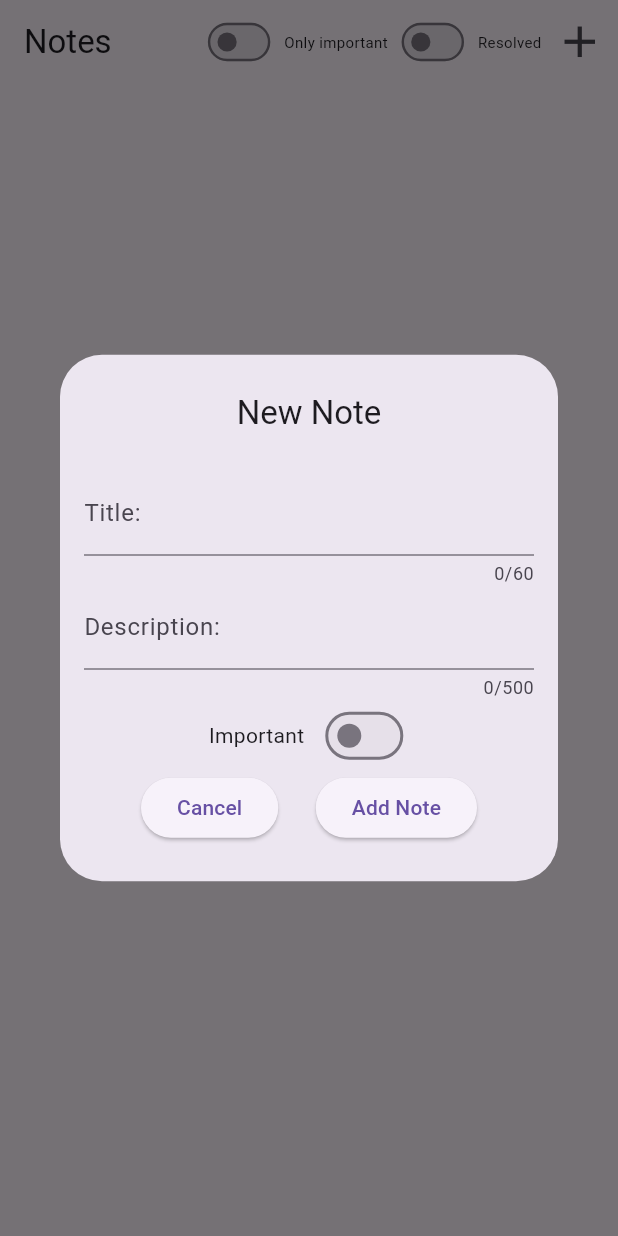
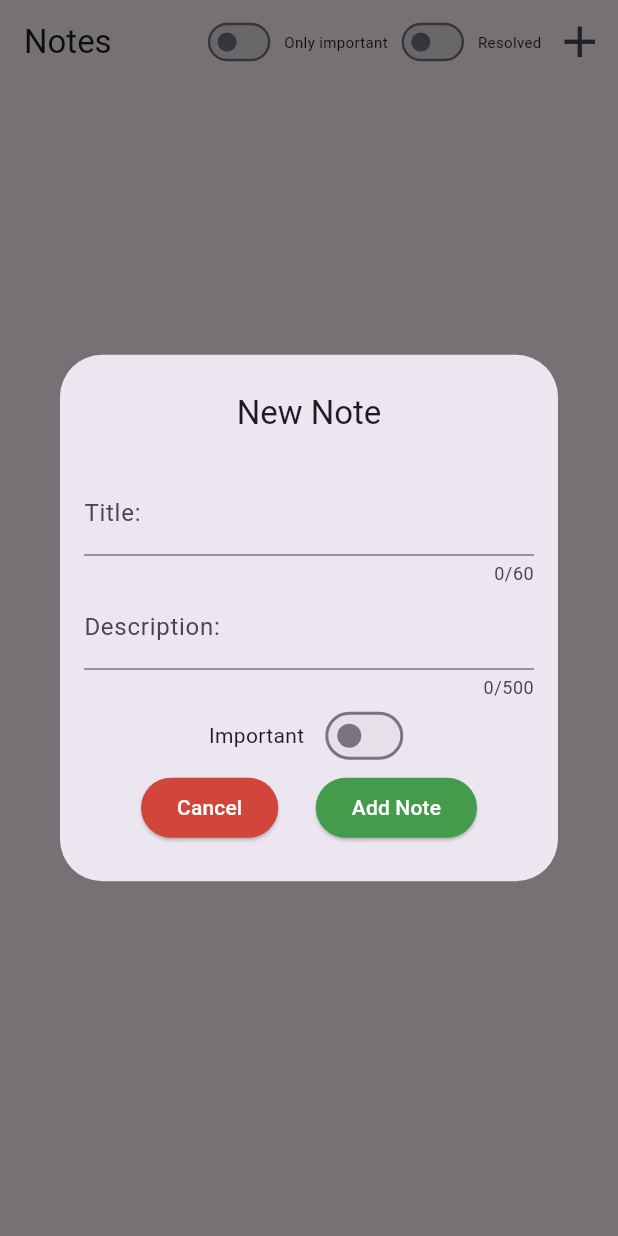
Before and after one commit to TarzanOfJungle/notes_manager, a Flutter app: the screen it shows after launch, after a tap on the "add" icon, on a phone screen of 412 x 824 dp. Run offline on Flutter 3.47's test engine with Material 3 defaults, Android fonts, the light colour scheme and no system bars; our stand-ins replace hive, hive_flutter; accounts and stored records are empty.

Commit message:
feat: added colors for dialog buttons

```diff
--- a/lib/common/constants/ui_constants.dart
+++ b/lib/common/constants/ui_constants.dart
@@ -3,6 +3,7 @@ import 'dart:ui';
 abstract class UiConstants {
   static const deleteColor = Color.fromARGB(255, 210, 69, 58);
   static const confirmColor = Color.fromARGB(255, 69, 155, 76);
+  static const whiteColor = Color.fromARGB(255, 255, 255, 255);
 
   static const smallFontSize = 10.0;
 
--- a/lib/notes/widgets/dialogs/note_dialog.dart
+++ b/lib/notes/widgets/dialogs/note_dialog.dart
@@ -1,4 +1,5 @@
 import 'package:flutter/material.dart';
+import 'package:notes_manager/common/constants/ui_constants.dart';
 import 'package:notes_manager/common/widgets/dialogs/notes_manager_dialog.dart';
 import 'package:uuid/uuid.dart';
 
@@ -6,7 +7,8 @@ import '../../models/note.dart';
 
 class NoteDialog extends StatefulWidget {
   final void Function(Note) onConfirm;
-  final Note? note; // If no note is provided it works as dialog to create new one
+  final Note?
+      note; // If no note is provided it works as dialog to create new one
 
   const NoteDialog({super.key, required this.onConfirm, this.note});
 
@@ -20,7 +22,6 @@ class _NewNoteDialogState extends State<NoteDialog> {
   bool _validTitle = true;
   final _newNoteDescriptionController = TextEditingController();
   bool _newNoteIsImportant = false;
-
 
   @override
   void initState() {
@@ -47,7 +48,10 @@ class _NewNoteDialogState extends State<NoteDialog> {
       children: [
         TextField(
           controller: _newNoteTitleController,
-          decoration: InputDecoration(labelText: "Title:", errorText: _validTitle ? null : "Title Can't Be Empty",),
+          decoration: InputDecoration(
+            labelText: "Title:",
+            errorText: _validTitle ? null : "Title Can't Be Empty",
+          ),
           maxLength: 60,
         ),
         TextField(
@@ -78,6 +82,12 @@ class _NewNoteDialogState extends State<NoteDialog> {
       children: [
         ElevatedButton(
           onPressed: () => Navigator.of(context).pop(),
+          style: ButtonStyle(
+              foregroundColor:
+                  MaterialStateProperty.all(UiConstants.whiteColor),
+              backgroundColor: MaterialStateProperty.all(
+                UiConstants.deleteColor,
+              )),
           child: const Text('Cancel'),
         ),
         const SizedBox(width: 25),
@@ -94,11 +104,17 @@ class _NewNoteDialogState extends State<NoteDialog> {
                 description: _newNoteDescriptionController.text,
                 isImportant: _newNoteIsImportant,
                 isResolved: _creatingNewNote ? false : widget.note!.isResolved,
-                  createdAt: _creatingNewNote ? DateTime.now() : widget.note!.createdAt,
+                createdAt:
+                    _creatingNewNote ? DateTime.now() : widget.note!.createdAt,
                 updatedAt: _creatingNewNote ? null : DateTime.now(),
               ));
               Navigator.of(context).pop();
             },
+            style: ButtonStyle(
+                foregroundColor:
+                    MaterialStateProperty.all(UiConstants.whiteColor),
+                backgroundColor:
+                    MaterialStateProperty.all(UiConstants.confirmColor)),
             child: Text(_creatingNewNote ? 'Add Note' : 'Save Changes')),
       ],
     );
```
Lines whose indentation alone changed are shown as unchanged.
